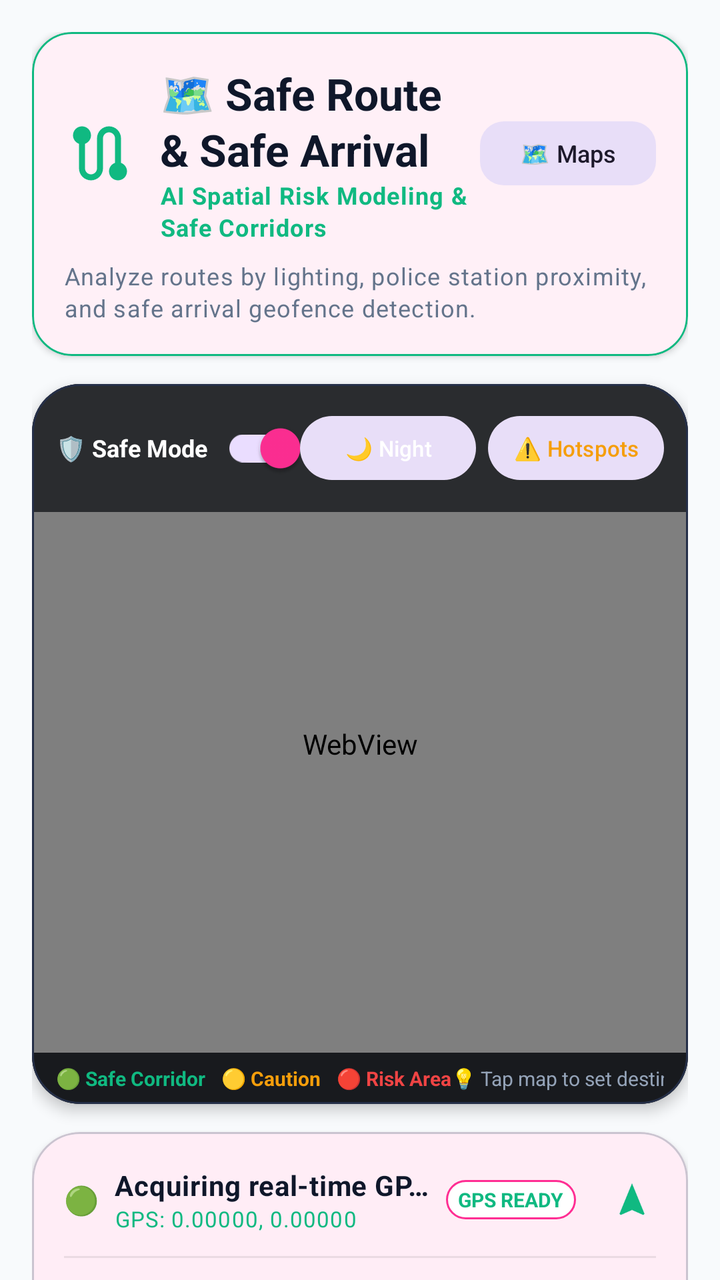
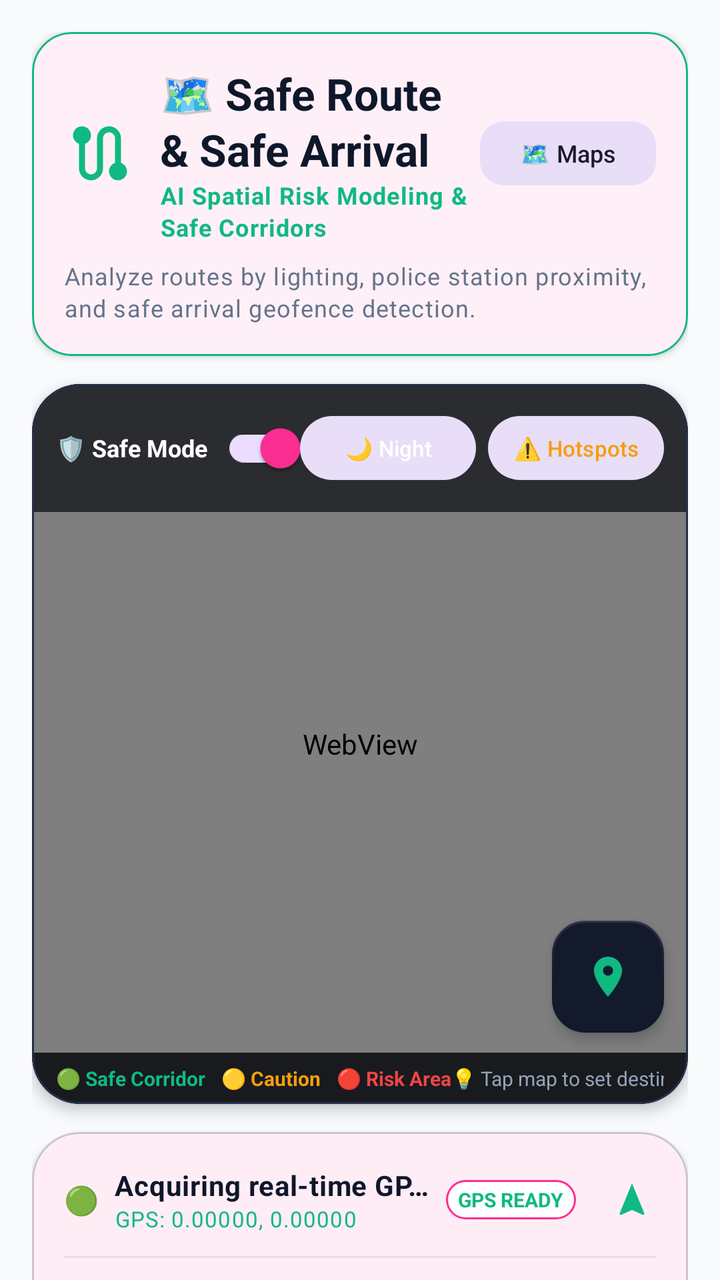

Compare the two renders of this Android layout. The source of the first and the diff that turns it into the second are given below.
<!-- AndroidManifest.xml: application theme Theme.SheGuard -->
<!-- res/layout/fragment_safe_route.xml -->
<?xml version="1.0" encoding="utf-8"?>
<androidx.core.widget.NestedScrollView xmlns:android="http://schemas.android.com/apk/res/android"
    xmlns:app="http://schemas.android.com/apk/res-auto"
    xmlns:tools="http://schemas.android.com/tools"
    android:layout_width="match_parent"
    android:layout_height="match_parent"
    android:background="@color/surface_background"
    android:fillViewport="true">

    <LinearLayout
        android:layout_width="match_parent"
        android:layout_height="wrap_content"
        android:orientation="vertical"
        android:padding="16dp">

        
        <com.google.android.material.card.MaterialCardView
            android:layout_width="match_parent"
            android:layout_height="wrap_content"
            app:cardBackgroundColor="@color/surface_card"
            app:cardCornerRadius="20dp"
            app:cardElevation="2dp"
            app:strokeColor="#10B981"
            app:strokeWidth="1dp">

            <LinearLayout
                android:layout_width="match_parent"
                android:layout_height="wrap_content"
                android:orientation="vertical"
                android:padding="16dp">

                <LinearLayout
                    android:layout_width="match_parent"
                    android:layout_height="wrap_content"
                    android:gravity="center_vertical"
                    android:orientation="horizontal">

                    <ImageView
                        android:layout_width="36dp"
                        android:layout_height="36dp"
                        android:src="@drawable/ic_safe_route"
                        app:tint="#10B981" />

                    <LinearLayout
                        android:layout_width="0dp"
                        android:layout_height="wrap_content"
                        android:layout_marginStart="12dp"
                        android:layout_weight="1"
                        android:orientation="vertical">

                        <TextView
                            style="@style/TextAppearance.Material3.TitleLarge"
                            android:layout_width="wrap_content"
                            android:layout_height="wrap_content"
                            android:text="@string/safe_route_title"
                            android:textColor="@color/textColorPrimary"
                            android:textStyle="bold" />

                        <TextView
                            style="@style/TextAppearance.Material3.BodySmall"
                            android:layout_width="wrap_content"
                            android:layout_height="wrap_content"
                            android:text="AI Spatial Risk Modeling &amp; Safe Corridors"
                            android:textColor="#10B981"
                            android:textStyle="bold" />
                    </LinearLayout>

                    <com.google.android.material.button.MaterialButton
                        android:id="@+id/btn_open_google_maps"
                        style="@style/Widget.Material3.Button.TonalButton"
                        android:layout_width="wrap_content"
                        android:layout_height="40dp"
                        android:paddingHorizontal="10dp"
                        android:text="🗺️ Maps"
                        android:textSize="12sp"
                        app:cornerRadius="12dp" />
                </LinearLayout>

                <TextView
                    style="@style/TextAppearance.Material3.BodySmall"
                    android:layout_width="wrap_content"
                    android:layout_height="wrap_content"
                    android:layout_marginTop="8dp"
                    android:text="@string/safe_route_desc"
                    android:textColor="@color/textColorSecondary" />

            </LinearLayout>
        </com.google.android.material.card.MaterialCardView>

        
        <com.google.android.material.card.MaterialCardView
            android:layout_width="match_parent"
            android:layout_height="360dp"
            android:layout_marginTop="14dp"
            app:cardBackgroundColor="#0B0F19"
            app:cardCornerRadius="24dp"
            app:cardElevation="4dp"
            app:strokeColor="#252F48"
            app:strokeWidth="1dp">

            <RelativeLayout
                android:layout_width="match_parent"
                android:layout_height="match_parent">

                
                <WebView
                    android:id="@+id/web_view_map"
                    android:layout_width="match_parent"
                    android:layout_height="match_parent" />

                
                <ProgressBar
                    android:id="@+id/pb_map_loading"
                    android:layout_width="40dp"
                    android:layout_height="40dp"
                    android:layout_centerInParent="true"
                    android:indeterminateTint="#10B981"
                    android:visibility="gone" />

                
                <LinearLayout
                    android:layout_width="match_parent"
                    android:layout_height="wrap_content"
                    android:layout_alignParentTop="true"
                    android:background="#B307090E"
                    android:gravity="center_vertical"
                    android:orientation="horizontal"
                    android:paddingHorizontal="12dp"
                    android:paddingVertical="8dp">

                    
                    <LinearLayout
                        android:layout_width="0dp"
                        android:layout_height="wrap_content"
                        android:layout_weight="1"
                        android:gravity="center_vertical"
                        android:orientation="horizontal">

                        <TextView
                            android:layout_width="wrap_content"
                            android:layout_height="wrap_content"
                            android:text="🛡️ Safe Mode"
                            android:textColor="#FFFFFF"
                            android:textSize="12sp"
                            android:textStyle="bold" />

                        <androidx.appcompat.widget.SwitchCompat
                            android:id="@+id/sw_women_safety_mode"
                            android:layout_width="wrap_content"
                            android:layout_height="wrap_content"
                            android:layout_marginStart="4dp"
                            android:checked="true" />
                    </LinearLayout>

                    
                    <com.google.android.material.button.MaterialButton
                        android:id="@+id/chip_day_night"
                        style="@style/Widget.Material3.Button.TonalButton"
                        android:layout_width="wrap_content"
                        android:layout_height="32dp"
                        android:layout_marginEnd="6dp"
                        android:insetTop="0dp"
                        android:insetBottom="0dp"
                        android:paddingHorizontal="8dp"
                        android:text="🌙 Night"
                        android:textColor="#FFFFFF"
                        android:textSize="11sp"
                        app:cornerRadius="16dp" />

                    
                    <com.google.android.material.button.MaterialButton
                        android:id="@+id/chip_hotspots"
                        style="@style/Widget.Material3.Button.TonalButton"
                        android:layout_width="wrap_content"
                        android:layout_height="32dp"
                        android:insetTop="0dp"
                        android:insetBottom="0dp"
                        android:paddingHorizontal="8dp"
                        android:text="⚠️ Hotspots"
                        android:textColor="#F59E0B"
                        android:textSize="11sp"
                        app:cornerRadius="16dp" />

                </LinearLayout>

                
                <LinearLayout
                    android:layout_width="match_parent"
                    android:layout_height="wrap_content"
                    android:layout_alignParentBottom="true"
                    android:background="#D907090E"
                    android:gravity="center_vertical"
                    android:orientation="horizontal"
                    android:paddingHorizontal="12dp"
                    android:paddingVertical="6dp">

                    <TextView
                        android:layout_width="wrap_content"
                        android:layout_height="wrap_content"
                        android:text="🟢 Safe Corridor"
                        android:textColor="#10B981"
                        android:textSize="10sp"
                        android:textStyle="bold" />

                    <TextView
                        android:layout_width="wrap_content"
                        android:layout_height="wrap_content"
                        android:layout_marginStart="8dp"
                        android:text="🟡 Caution"
                        android:textColor="#F59E0B"
                        android:textSize="10sp"
                        android:textStyle="bold" />

                    <TextView
                        android:layout_width="wrap_content"
                        android:layout_height="wrap_content"
                        android:layout_marginStart="8dp"
                        android:text="🔴 Risk Area"
                        android:textColor="#EF4444"
                        android:textSize="10sp"
                        android:textStyle="bold" />

                    <View
                        android:layout_width="0dp"
                        android:layout_height="1dp"
                        android:layout_weight="1" />

                    <TextView
                        android:layout_width="wrap_content"
                        android:layout_height="wrap_content"
                        android:text="💡 Tap map to set destination"
                        android:textColor="#94A3B8"
                        android:textSize="10sp" />

                </LinearLayout>

            </RelativeLayout>
        </com.google.android.material.card.MaterialCardView>

        
        <com.google.android.material.card.MaterialCardView
            android:layout_width="match_parent"
            android:layout_height="wrap_content"
            android:layout_marginTop="14dp"
            app:cardBackgroundColor="@color/surface_card"
            app:cardCornerRadius="24dp"
            app:cardElevation="3dp">

            <LinearLayout
                android:layout_width="match_parent"
                android:layout_height="wrap_content"
                android:orientation="vertical"
                android:padding="16dp">

                
                <LinearLayout
                    android:layout_width="match_parent"
                    android:layout_height="wrap_content"
                    android:gravity="center_vertical"
                    android:orientation="horizontal">

                    <TextView
                        android:layout_width="wrap_content"
                        android:layout_height="wrap_content"
                        android:text="🟢"
                        android:textSize="14sp" />

                    <LinearLayout
                        android:layout_width="0dp"
                        android:layout_height="wrap_content"
                        android:layout_marginStart="8dp"
                        android:layout_weight="1"
                        android:orientation="vertical">

                        <TextView
                            android:id="@+id/tv_current_address"
                            style="@style/TextAppearance.Material3.BodyMedium"
                            android:layout_width="wrap_content"
                            android:layout_height="wrap_content"
                            android:ellipsize="end"
                            android:maxLines="1"
                            android:text="Acquiring real-time GPS coordinates..."
                            android:textColor="@color/textColorPrimary"
                            android:textStyle="bold" />

                        <TextView
                            android:id="@+id/tv_current_coords"
                            style="@style/TextAppearance.Material3.BodySmall"
                            android:layout_width="wrap_content"
                            android:layout_height="wrap_content"
                            android:text="GPS: 0.00000, 0.00000"
                            android:textColor="#10B981"
                            android:textSize="11sp" />
                    </LinearLayout>

                    <TextView
                        android:id="@+id/tv_gps_badge"
                        android:layout_width="wrap_content"
                        android:layout_height="wrap_content"
                        android:background="@drawable/bg_card_material"
                        android:paddingHorizontal="6dp"
                        android:paddingVertical="3dp"
                        android:text="GPS READY"
                        android:textColor="#10B981"
                        android:textSize="10sp"
                        android:textStyle="bold" />

                    <com.google.android.material.button.MaterialButton
                        android:id="@+id/btn_refresh_location"
                        style="@style/Widget.Material3.Button.IconButton"
                        android:layout_width="36dp"
                        android:layout_height="36dp"
                        android:layout_marginStart="4dp"
                        app:icon="@drawable/ic_navigation"
                        app:iconTint="#10B981" />

                </LinearLayout>

                <View
                    android:layout_width="match_parent"
                    android:layout_height="1dp"
                    android:layout_marginVertical="10dp"
                    android:background="#15000000" />

                
                <com.google.android.material.textfield.TextInputLayout
                    style="@style/Widget.Material3.TextInputLayout.OutlinedBox"
                    android:layout_width="match_parent"
                    android:layout_height="wrap_content"
                    android:hint="@string/safe_arrival_destination"
                    app:boxCornerRadiusBottomEnd="14dp"
                    app:boxCornerRadiusBottomStart="14dp"
                    app:boxCornerRadiusTopEnd="14dp"
                    app:boxCornerRadiusTopStart="14dp"
                    app:endIconMode="clear_text"
                    app:startIconDrawable="@drawable/ic_location_on"
                    app:startIconTint="#FF2E93">

                    <com.google.android.material.textfield.TextInputEditText
                        android:id="@+id/et_destination"
                        android:layout_width="match_parent"
                        android:layout_height="wrap_content"
                        android:imeOptions="actionDone"
                        android:inputType="textPostalAddress"
                        android:text="Central Metro Station &amp; Women Hub"
                        android:textColor="@color/textColorPrimary" />
                </com.google.android.material.textfield.TextInputLayout>

                
                <HorizontalScrollView
                    android:layout_width="match_parent"
                    android:layout_height="wrap_content"
                    android:layout_marginTop="8dp"
                    android:scrollbars="none">

                    <LinearLayout
                        android:layout_width="wrap_content"
                        android:layout_height="wrap_content"
                        android:orientation="horizontal">

                        <com.google.android.material.button.MaterialButton
                            android:id="@+id/chip_preset_police"
                            style="@style/Widget.Material3.Button.TonalButton"
                            android:layout_width="wrap_content"
                            android:layout_height="32dp"
                            android:layout_marginEnd="6dp"
                            android:insetTop="0dp"
                            android:insetBottom="0dp"
                            android:paddingHorizontal="10dp"
                            android:text="🚓 Police Station"
                            android:textSize="11sp"
                            app:cornerRadius="16dp" />

                        <com.google.android.material.button.MaterialButton
                            android:id="@+id/chip_preset_home"
                            style="@style/Widget.Material3.Button.TonalButton"
                            android:layout_width="wrap_content"
                            android:layout_height="32dp"
                            android:layout_marginEnd="6dp"
                            android:insetTop="0dp"
                            android:insetBottom="0dp"
                            android:paddingHorizontal="10dp"
                            android:text="🏠 Home"
                            android:textSize="11sp"
                            app:cornerRadius="16dp" />

                        <com.google.android.material.button.MaterialButton
                            android:id="@+id/chip_preset_metro"
                            style="@style/Widget.Material3.Button.TonalButton"
                            android:layout_width="wrap_content"
                            android:layout_height="32dp"
                            android:layout_marginEnd="6dp"
                            android:insetTop="0dp"
                            android:insetBottom="0dp"
                            android:paddingHorizontal="10dp"
                            android:text="🚇 Metro Hub"
                            android:textSize="11sp"
                            app:cornerRadius="16dp" />

                        <com.google.android.material.button.MaterialButton
                            android:id="@+id/chip_preset_hospital"
                            style="@style/Widget.Material3.Button.TonalButton"
                            android:layout_width="wrap_content"
                            android:layout_height="32dp"
                            android:insetTop="0dp"
                            android:insetBottom="0dp"
                            android:paddingHorizontal="10dp"
                            android:text="🏥 Hospital"
                            android:textSize="11sp"
                            app:cornerRadius="16dp" />
                    </LinearLayout>
                </HorizontalScrollView>

                
                <com.google.android.material.button.MaterialButton
                    android:id="@+id/btn_calculate_route"
                    style="@style/Widget.Material3.Button"
                    android:layout_width="match_parent"
                    android:layout_height="50dp"
                    android:layout_marginTop="12dp"
                    android:backgroundTint="#10B981"
                    android:text="⚡ Calculate Safest Route"
                    android:textSize="15sp"
                    android:textStyle="bold"
                    app:cornerRadius="14dp" />

            </LinearLayout>
        </com.google.android.material.card.MaterialCardView>

        
        <com.google.android.material.card.MaterialCardView
            android:id="@+id/card_route_comparison"
            android:layout_width="match_parent"
            android:layout_height="wrap_content"
            android:layout_marginTop="14dp"
            app:cardBackgroundColor="@color/surface_card"
            app:cardCornerRadius="24dp"
            app:cardElevation="3dp">

            <LinearLayout
                android:layout_width="match_parent"
                android:layout_height="wrap_content"
                android:orientation="vertical"
                android:padding="16dp">

                
                <LinearLayout
                    android:layout_width="match_parent"
                    android:layout_height="wrap_content"
                    android:orientation="horizontal">

                    <com.google.android.material.button.MaterialButton
                        android:id="@+id/btn_select_route_1"
                        style="@style/Widget.Material3.Button"
                        android:layout_width="0dp"
                        android:layout_height="38dp"
                        android:layout_marginEnd="4dp"
                        android:layout_weight="1"
                        android:backgroundTint="#10B981"
                        android:insetTop="0dp"
                        android:insetBottom="0dp"
                        android:text="🛡️ Safest Route"
                        android:textSize="11sp"
                        android:textStyle="bold"
                        app:cornerRadius="12dp" />

                    <com.google.android.material.button.MaterialButton
                        android:id="@+id/btn_select_route_2"
                        style="@style/Widget.Material3.Button.TonalButton"
                        android:layout_width="0dp"
                        android:layout_height="38dp"
                        android:layout_marginStart="4dp"
                        android:layout_weight="1"
                        android:insetTop="0dp"
                        android:insetBottom="0dp"
                        android:text="⏱️ Fastest Route"
                        android:textSize="11sp"
                        app:cornerRadius="12dp" />
                </LinearLayout>

                
                <LinearLayout
                    android:layout_width="match_parent"
                    android:layout_height="wrap_content"
                    android:layout_marginTop="14dp"
                    android:gravity="center_vertical"
                    android:orientation="horizontal">

                    <LinearLayout
                        android:layout_width="0dp"
                        android:layout_height="wrap_content"
                        android:layout_weight="1"
                        android:orientation="vertical">

                        <TextView
                            android:id="@+id/tv_route_title"
                            style="@style/TextAppearance.Material3.TitleMedium"
                            android:layout_width="wrap_content"
                            android:layout_height="wrap_content"
                            android:text="Safe Corridor (Well-Lit Avenue)"
                            android:textColor="@color/textColorPrimary"
                            android:textStyle="bold" />

                        <TextView
                            android:id="@+id/tv_route_stats"
                            style="@style/TextAppearance.Material3.BodySmall"
                            android:layout_width="wrap_content"
                            android:layout_height="wrap_content"
                            android:layout_marginTop="2dp"
                            android:text="4.8 km • 12 mins travel time"
                            android:textColor="@color/textColorSecondary" />
                    </LinearLayout>

                    
                    <TextView
                        android:id="@+id/tv_safety_score_badge"
                        android:layout_width="wrap_content"
                        android:layout_height="wrap_content"
                        android:background="@drawable/bg_card_material"
                        android:paddingHorizontal="10dp"
                        android:paddingVertical="6dp"
                        android:text="🛡️ 94% SAFE"
                        android:textColor="#10B981"
                        android:textSize="13sp"
                        android:textStyle="bold" />

                </LinearLayout>

                
                <LinearLayout
                    android:layout_width="match_parent"
                    android:layout_height="wrap_content"
                    android:layout_marginTop="12dp"
                    android:background="@drawable/bg_card_material"
                    android:orientation="horizontal"
                    android:padding="10dp">

                    <LinearLayout
                        android:layout_width="0dp"
                        android:layout_height="wrap_content"
                        android:layout_weight="1"
                        android:gravity="center"
                        android:orientation="vertical">

                        <TextView
                            android:id="@+id/tv_lighting_stat"
                            android:layout_width="wrap_content"
                            android:layout_height="wrap_content"
                            android:text="92%"
                            android:textColor="#10B981"
                            android:textSize="14sp"
                            android:textStyle="bold" />

                        <TextView
                            android:layout_width="wrap_content"
                            android:layout_height="wrap_content"
                            android:text="💡 Lighting"
                            android:textColor="@color/textColorSecondary"
                            android:textSize="10sp" />
                    </LinearLayout>

                    <View
                        android:layout_width="1dp"
                        android:layout_height="24dp"
                        android:background="#20000000" />

                    <LinearLayout
                        android:layout_width="0dp"
                        android:layout_height="wrap_content"
                        android:layout_weight="1"
                        android:gravity="center"
                        android:orientation="vertical">

                        <TextView
                            android:id="@+id/tv_cctv_stat"
                            android:layout_width="wrap_content"
                            android:layout_height="wrap_content"
                            android:text="86%"
                            android:textColor="#10B981"
                            android:textSize="14sp"
                            android:textStyle="bold" />

                        <TextView
                            android:layout_width="wrap_content"
                            android:layout_height="wrap_content"
                            android:text="📹 CCTV"
                            android:textColor="@color/textColorSecondary"
                            android:textSize="10sp" />
                    </LinearLayout>

                    <View
                        android:layout_width="1dp"
                        android:layout_height="24dp"
                        android:background="#20000000" />

                    <LinearLayout
                        android:layout_width="0dp"
                        android:layout_height="wrap_content"
                        android:layout_weight="1"
                        android:gravity="center"
                        android:orientation="vertical">

                        <TextView
                            android:id="@+id/tv_police_stat"
                            android:layout_width="wrap_content"
                            android:layout_height="wrap_content"
                            android:text="2 Booths"
                            android:textColor="#10B981"
                            android:textSize="14sp"
                            android:textStyle="bold" />

                        <TextView
                            android:layout_width="wrap_content"
                            android:layout_height="wrap_content"
                            android:text="🚓 Police"
                            android:textColor="@color/textColorSecondary"
                            android:textSize="10sp" />
                    </LinearLayout>

                </LinearLayout>

                
                <TextView
                    android:id="@+id/tv_corridor_insight"
                    style="@style/TextAppearance.Material3.BodySmall"
                    android:layout_width="match_parent"
                    android:layout_height="wrap_content"
                    android:layout_marginTop="10dp"
                    android:text="✅ Recommended: Navigates well-lit commercial avenue • Avoids 2 dark industrial alleys • Police presence along 75% of route."
                    android:textColor="@color/textColorSecondary" />

                
                <com.google.android.material.button.MaterialButton
                    android:id="@+id/btn_start_navigation"
                    style="@style/Widget.Material3.Button.TonalButton"
                    android:layout_width="match_parent"
                    android:layout_height="50dp"
                    android:layout_marginTop="14dp"
                    android:text="🧭 Navigate via Google Maps"
                    app:cornerRadius="14dp" />

                <com.google.android.material.button.MaterialButton
                    android:id="@+id/btn_start_arrival_shield"
                    style="@style/Widget.Material3.Button"
                    android:layout_width="match_parent"
                    android:layout_height="52dp"
                    android:layout_marginTop="10dp"
                    android:backgroundTint="#10B981"
                    android:text="@string/safe_arrival_start_monitoring"
                    app:cornerRadius="14dp" />

                <com.google.android.material.button.MaterialButton
                    android:id="@+id/btn_simulate_arrival"
                    style="@style/Widget.Material3.Button.TonalButton"
                    android:layout_width="match_parent"
                    android:layout_height="50dp"
                    android:layout_marginTop="10dp"
                    android:text="📍 Check In: Arrived at Destination"
                    android:textColor="#10B981"
                    android:visibility="gone"
                    app:cornerRadius="14dp" />

            </LinearLayout>
        </com.google.android.material.card.MaterialCardView>

    </LinearLayout>

</androidx.core.widget.NestedScrollView>
<!-- resources referenced by this layout -->
<resources>
  <color name="surface_background">#F8FAFC</color>
  <color name="surface_card">#FFFFFF</color>
  <color name="textColorPrimary">#0F172A</color>
  <color name="textColorSecondary">#64748B</color>
  <!-- drawable bg_card_material (drawable) -->
  <?xml version="1.0" encoding="utf-8"?>
  <shape xmlns:android="http://schemas.android.com/apk/res/android">
      <solid android:color="@color/surface_card" />
      <corners android:radius="16dp" />
      <stroke
          android:width="1dp"
          android:color="?attr/colorPrimary" />
  </shape>
  <!-- drawable ic_location_on (drawable) -->
  <vector xmlns:android="http://schemas.android.com/apk/res/android"
      android:width="24dp"
      android:height="24dp"
      android:viewportWidth="24"
      android:viewportHeight="24">
      <path
          android:fillColor="#FFFFFFFF"
          android:pathData="M12,2C8.13,2 5,5.13 5,9c0,5.25 7,13 7,13s7,-7.75 7,-13c0,-3.87 -3.13,-7 -7,-7zm0,9.5c-1.38,0 -2.5,-1.12 -2.5,-2.5s1.12,-2.5 2.5,-2.5 2.5,1.12 2.5,2.5 -1.12,2.5 -2.5,2.5z"/>
  </vector>
  <!-- drawable ic_navigation (drawable) -->
  <vector xmlns:android="http://schemas.android.com/apk/res/android"
      android:width="24dp"
      android:height="24dp"
      android:viewportWidth="24"
      android:viewportHeight="24"
      android:tint="?attr/colorControlNormal">
      <path
          android:fillColor="@android:color/white"
          android:pathData="M12,2L4.5,20.29l0.71,0.71L12,18l6.79,3 0.71,-0.71z" />
  </vector>
  <!-- drawable ic_safe_route (drawable) -->
  <vector xmlns:android="http://schemas.android.com/apk/res/android"
      android:width="24dp"
      android:height="24dp"
      android:viewportWidth="24"
      android:viewportHeight="24"
      android:tint="?attr/colorControlNormal">
      <path
          android:fillColor="@android:color/white"
          android:pathData="M19,15.18V7c0,-2.21 -1.79,-4 -4,-4s-4,1.79 -4,4v10c0,1.1 -0.9,2 -2,2s-2,-0.9 -2,-2V8.82C8.16,8.4 9,7.3 9,6c0,-1.66 -1.34,-3 -3,-3S3,4.34 3,6c0,1.3 0.84,2.4 2,2.82V17c0,2.21 1.79,4 4,4s4,-1.79 4,-4V7c0,-1.1 0.9,-2 2,-2s2,0.9 2,2v8.18c-1.16,0.41 -2,1.51 -2,2.82 0,1.66 1.34,3 3,3s3,-1.34 3,-3c0,-1.3 -0.84,-2.4 -2,-2.82z" />
  </vector>
  <string name="safe_arrival_destination">Destination Address</string>
  <string name="safe_arrival_start_monitoring">Start Route &amp; Arrival Shield</string>
  <string name="safe_route_desc">Analyze routes by lighting, police station proximity, and safe arrival geofence detection.</string>
  <string name="safe_route_title">🗺️ Safe Route &amp; Safe Arrival</string>
  <style name="Theme.SheGuard" parent="Base.Theme.SheGuard" />
  <style name="Base.Theme.SheGuard" parent="Theme.Material3.DayNight.NoActionBar">
          
          <item name="android:statusBarColor">@android:color/transparent</item>
          <item name="android:windowLightStatusBar">true</item>
  
          
          <item name="android:navigationBarColor">@android:color/transparent</item>
          <item name="android:windowLightNavigationBar">true</item>
  
          
          <item name="colorPrimary">@color/colorPrimary</item>
          <item name="colorPrimaryVariant">@color/colorPrimaryDark</item>
          <item name="colorSecondary">@color/colorAccent</item>
          <item name="android:windowBackground">@color/surface_background</item>
          <item name="colorSurface">@color/surface_card</item>
          <item name="colorOnSurface">@color/textColorPrimary</item>
      </style>
  <color name="colorPrimary">#FF2E93</color>
  <color name="colorPrimaryDark">#D81173</color>
  <color name="colorAccent">#10B981</color>
</resources>

<!-- the commit's change to res/layout/fragment_safe_route.xml (unified diff, before → after) -->
@@ -184,7 +184,26 @@
                 </LinearLayout>
 
                 
+                <com.google.android.material.floatingactionbutton.FloatingActionButton
+                    android:id="@+id/btn_recenter_location"
+                    android:layout_width="wrap_content"
+                    android:layout_height="wrap_content"
+                    android:layout_above="@id/layout_map_bottom_legend"
+                    android:layout_alignParentEnd="true"
+                    android:layout_marginEnd="12dp"
+                    android:layout_marginBottom="10dp"
+                    android:contentDescription="Re-center GPS"
+                    app:backgroundTint="#131A2B"
+                    app:borderWidth="1dp"
+                    app:elevation="4dp"
+                    app:fabSize="mini"
+                    app:rippleColor="#10B981"
+                    app:srcCompat="@drawable/ic_location_on"
+                    app:tint="#10B981" />
+
+                
                 <LinearLayout
+                    android:id="@+id/layout_map_bottom_legend"
                     android:layout_width="match_parent"
                     android:layout_height="wrap_content"
                     android:layout_alignParentBottom="true"
